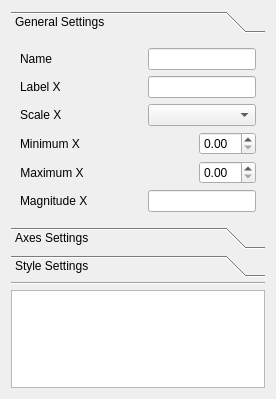
This is plot_tool/designer/plotter_visor/plotter_visor_ui.ui in grupo-tc-volcan/plot-tool as Qt 5 draws it before an edit. The edited form follows.
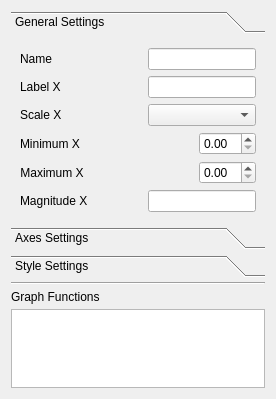
This is the edited form.

The edit to the form file:
```diff
--- a/plot_tool/designer/plotter_visor/plotter_visor_ui.ui
+++ b/plot_tool/designer/plotter_visor/plotter_visor_ui.ui
@@ -391,10 +391,17 @@
      </property>
     </widget>
    </item>
+   <item>
+    <widget class="QLabel" name="label_17">
+     <property name="text">
+      <string>Graph Functions</string>
+     </property>
+    </widget>
+   </item>
    <item>
     <layout class="QHBoxLayout" name="horizontalLayout">
      <item>
-      <widget class="QTableView" name="tableView"/>
+      <widget class="QListWidget" name="listWidget"/>
      </item>
     </layout>
    </item>
```
